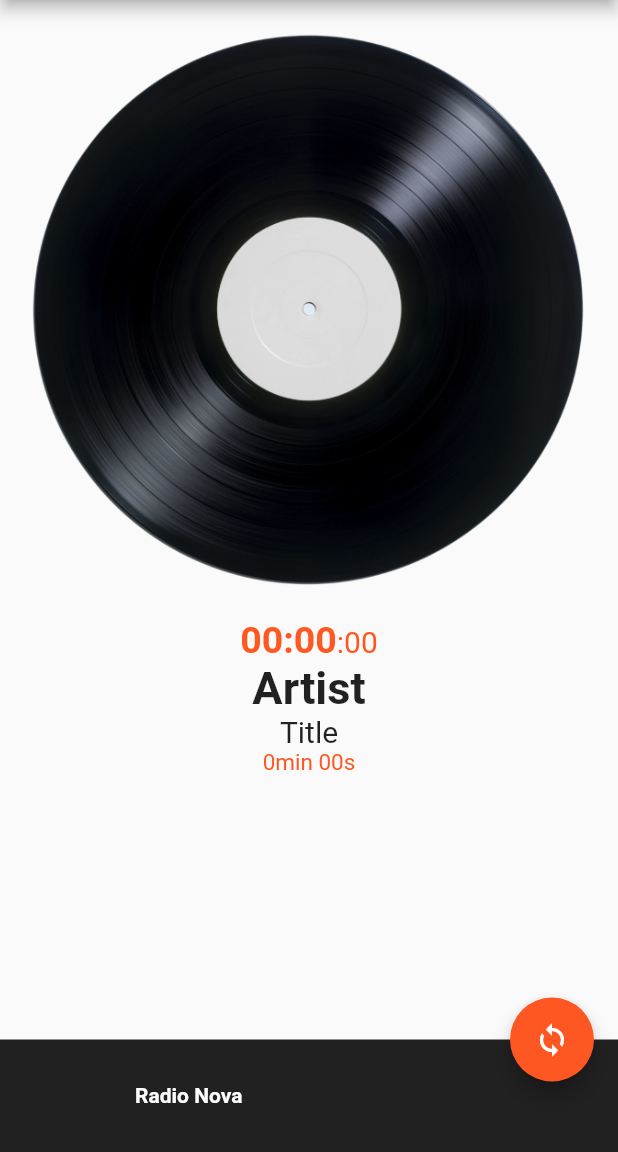
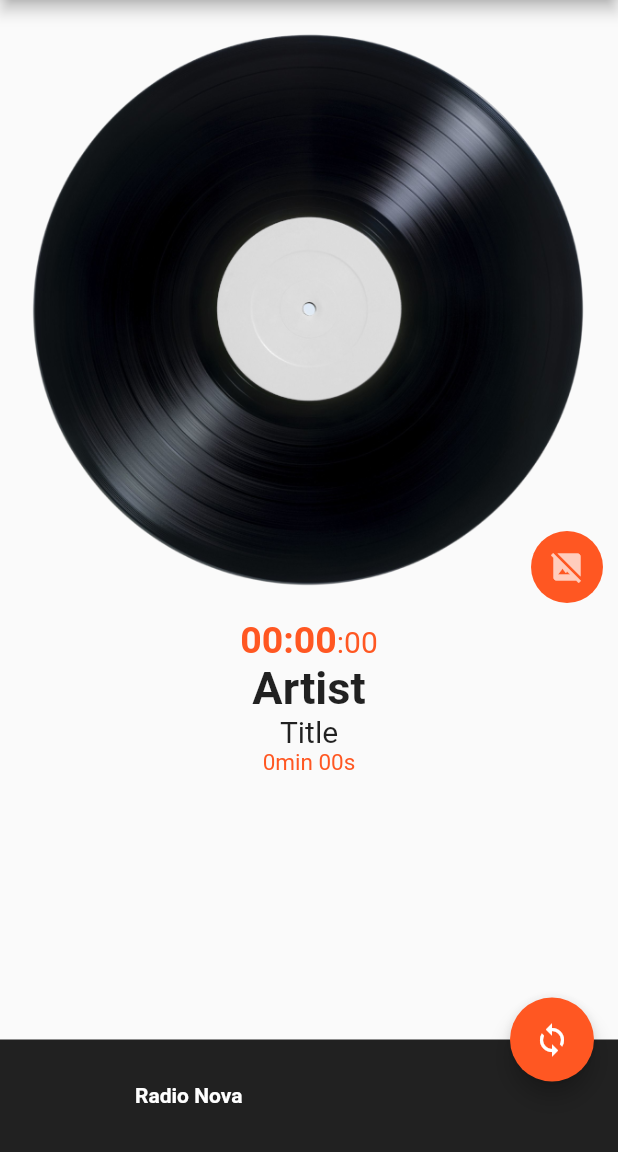
Before and after one commit to solsticedhiver/last_song, a Flutter app: the screen it shows after launch, on a phone screen of 412 x 824 dp, the part 84-1236 px from its top. Run offline on Flutter 3.47's test engine with Material 2 defaults, Android fonts, the phone set to English and light mode, and no system bars; drawn by our look-alikes of cached_network_image; our stand-ins replace html_unescape, shared_preferences, timezone; missing offline and left inert: reorderable_grid; network calls fail.

Commit message:
Add a button to hide found image (if it is wrong)

```diff
--- a/lib/current_track.dart
+++ b/lib/current_track.dart
@@ -58,6 +58,11 @@ class CurrentTrackWidgetSmallScreen extends StatelessWidget {
 
   @override
   Widget build(BuildContext context) {
+    //debugPrint('in CurrentTrackWidgetSmallScreen.build()');
+    double imgSize = 400;
+    if (MediaQuery.of(context).size.width < 420) {
+      imgSize = MediaQuery.of(context).size.width - 20;
+    }
     return Container(
       padding: EdgeInsets.only(
           bottom: bottomSheetSize, left: 10, right: 10, top: 10),
@@ -65,28 +70,7 @@ class CurrentTrackWidgetSmallScreen extends StatelessWidget {
         mainAxisSize: MainAxisSize.min,
         textDirection: TextDirection.ltr,
         children: <Widget>[
-          Consumer<ChannelManager>(builder: (context, cm, child) {
-            double imgSize = 400;
-            if (MediaQuery.of(context).size.width < 420) {
-              imgSize = MediaQuery.of(context).size.width - 20;
-            }
-            if (cm.currentChannel.currentTrack.imageUrl.isEmpty) {
-              return Image.asset(AppConfig.defaultImage,
-                  height: imgSize, width: imgSize);
-            } else {
-              return CachedNetworkImage(
-                  imageUrl: cm.currentChannel.currentTrack.imageUrl,
-                  httpHeaders: {
-                    'User-Agent': AppConfig.userAgent,
-                  },
-                  errorWidget: (context, url, error) => SizedBox(
-                        height: imgSize,
-                        width: imgSize,
-                      ),
-                  height: imgSize,
-                  width: imgSize);
-            }
-          }),
+          CurrentTrackImage(imgSize: imgSize),
           Flexible(
             flex: 2,
             //fit: FlexFit.tight,
@@ -128,30 +112,7 @@ class CurrentTrackWidgetLargeScreen extends StatelessWidget {
         //mainAxisAlignment: MainAxisAlignment.center,
         mainAxisSize: MainAxisSize.min,
         children: <Widget>[
-          Consumer<ChannelManager>(builder: (context, cm, child) {
-            if (cm.currentChannel.currentTrack.imageUrl.isEmpty) {
-              return Image.asset(
-                AppConfig.defaultImage,
-                height: imgSize,
-                width: imgSize,
-                fit: BoxFit.fill,
-              );
-            } else {
-              return CachedNetworkImage(
-                imageUrl: cm.currentChannel.currentTrack.imageUrl,
-                httpHeaders: {
-                  'User-Agent': AppConfig.userAgent,
-                },
-                errorWidget: (context, url, error) => SizedBox(
-                  height: imgSize,
-                  width: imgSize,
-                ),
-                height: imgSize,
-                width: imgSize,
-                fit: BoxFit.fill,
-              );
-            }
-          }),
+          CurrentTrackImage(imgSize: imgSize),
           SizedBox(width: gap),
           const Flexible(
             flex: 0,
@@ -160,6 +121,95 @@ class CurrentTrackWidgetLargeScreen extends StatelessWidget {
         ],
       ),
     );
+  }
+}
+
+class CurrentTrackImage extends StatefulWidget {
+  final double imgSize;
+  const CurrentTrackImage({super.key, required this.imgSize});
+
+  @override
+  State<CurrentTrackImage> createState() => _CurrentTrackImageState();
+}
+
+class _CurrentTrackImageState extends State<CurrentTrackImage> {
+  bool isButtonVisible = true;
+  bool isFoundImageVisible = true;
+  String imageUrl = '';
+
+  @override
+  void initState() {
+    isButtonVisible = true;
+    isFoundImageVisible = true;
+    super.initState();
+  }
+
+  @override
+  Widget build(BuildContext context) {
+    //debugPrint('in _CurrentWidgetImageState.build()');
+    Widget image;
+    Widget defaultImage = Image.asset(
+      AppConfig.defaultImage,
+      height: widget.imgSize,
+      width: widget.imgSize,
+      fit: BoxFit.fill,
+    );
+    return Consumer<ChannelManager>(builder: (context, cm, child) {
+      String newImageUrl = cm.currentChannel.currentTrack.imageUrl;
+      if (newImageUrl != imageUrl) {
+        //setState!
+        isFoundImageVisible = true;
+      }
+      imageUrl = newImageUrl;
+      if (imageUrl.isNotEmpty) {
+        image = CachedNetworkImage(
+          imageUrl: imageUrl,
+          httpHeaders: {
+            'User-Agent': AppConfig.userAgent,
+          },
+          errorWidget: (context, url, error) => SizedBox(
+            height: widget.imgSize,
+            width: widget.imgSize,
+          ),
+          height: widget.imgSize,
+          width: widget.imgSize,
+          fit: BoxFit.fill,
+        );
+      } else {
+        image = SizedBox(
+          width: widget.imgSize,
+          height: widget.imgSize,
+        );
+      }
+      return Stack(
+        alignment: Alignment.bottomRight,
+        children: [
+          defaultImage,
+          Visibility(visible: isFoundImageVisible, child: image),
+          Visibility(
+              visible: isButtonVisible,
+              child: Container(
+                  decoration: const BoxDecoration(
+                    shape: BoxShape.circle,
+                    color: Colors.deepOrange,
+                  ),
+                  child: IconButton(
+                    color: Colors.white70,
+                    icon: isFoundImageVisible
+                        ? const Icon(Icons.hide_image)
+                        : const Icon(Icons.image),
+                    onPressed: () {
+                      setState(
+                        () {
+                          //isButtonVisible = false;
+                          isFoundImageVisible = !isFoundImageVisible;
+                        },
+                      );
+                    },
+                  )))
+        ],
+      );
+    });
   }
 }
 
```
